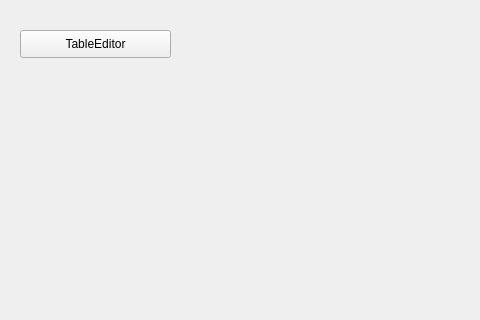
shihuaxiang/multimodule, file mainwindow.ui: the form before one commit; both pictures show x 0 to 480 and y 0 to 320 of the 800 by 600 pixel window.
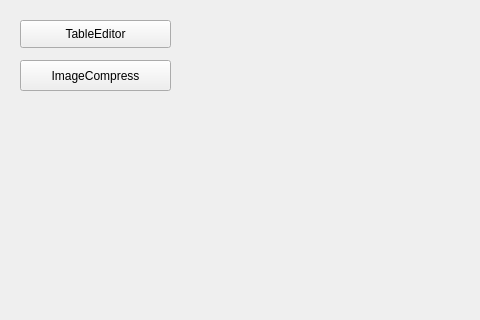
The form after the commit.

Commit message: add compress form

```diff
--- a/mainwindow.ui
+++ b/mainwindow.ui
@@ -18,7 +18,7 @@
     <property name="geometry">
      <rect>
       <x>20</x>
-      <y>30</y>
+      <y>20</y>
       <width>151</width>
       <height>28</height>
      </rect>
@@ -27,6 +27,19 @@
      <string>TableEditor</string>
     </property>
    </widget>
+   <widget class="QPushButton" name="pushButton_2">
+    <property name="geometry">
+     <rect>
+      <x>20</x>
+      <y>60</y>
+      <width>151</width>
+      <height>31</height>
+     </rect>
+    </property>
+    <property name="text">
+     <string>ImageCompress</string>
+    </property>
+   </widget>
   </widget>
   <widget class="QMenuBar" name="menubar">
    <property name="geometry">
```
Left out of the diff: 2 changed lines with no effect on the pictures. The commit also changes 6 other files.
